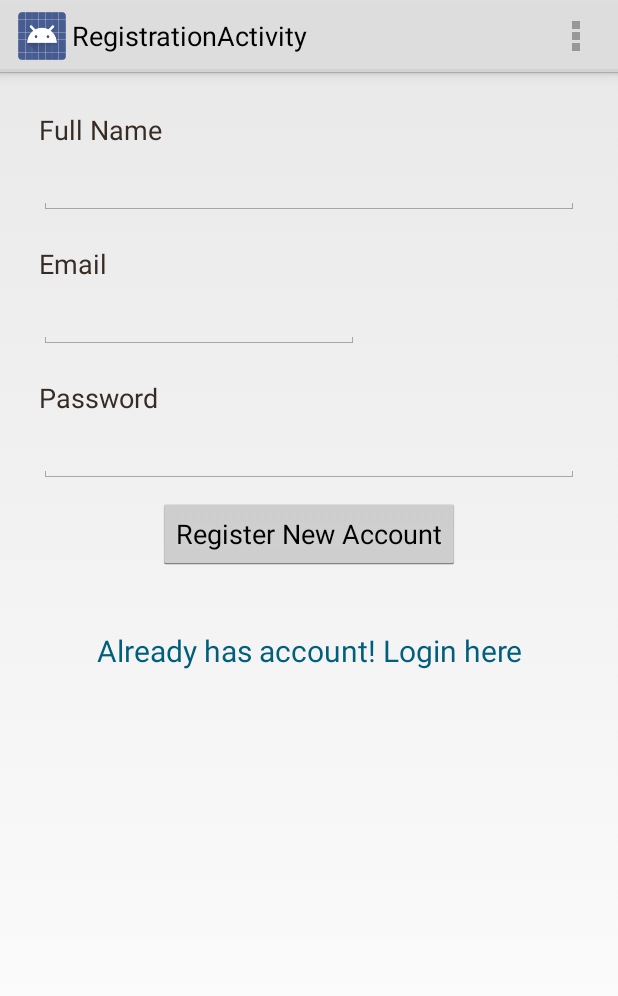
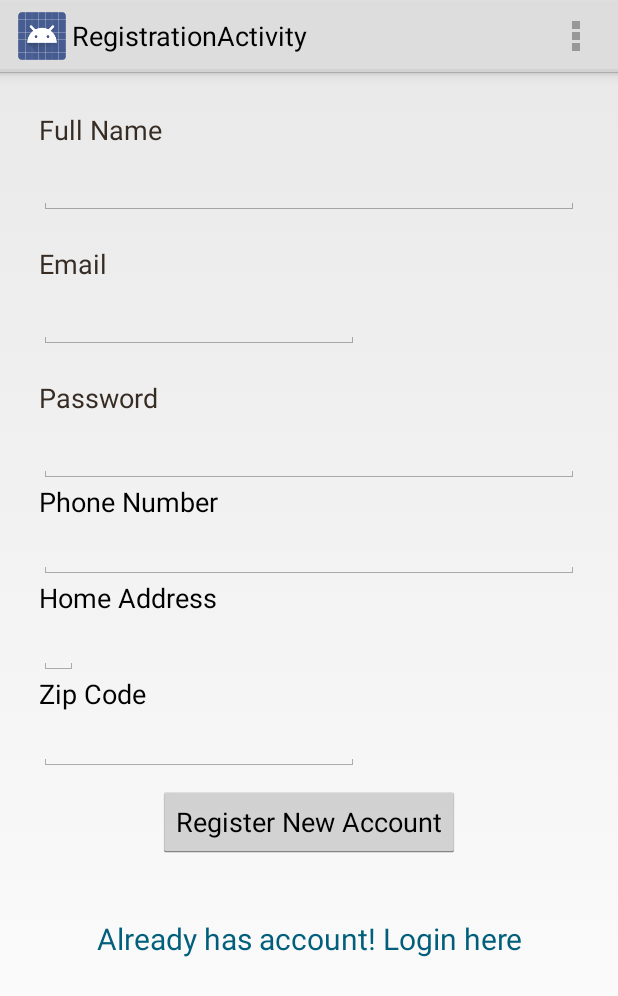
Before and after one commit to Kingram91/SENIOR_PROJECT, an Android app: the RegistrationActivity screen opened directly, with no data from a screen before it, on a phone screen of 412 x 824 dp. Shown: the top 996 px of the screen. Run offline under Robolectric (Android 15) with nearby library versions, the phone set to English and light mode, and no system bars.

```diff
--- a/EventFoundryAndroid/EventFoundry/app/src/main/res/layout/activity_registration.xml
+++ b/EventFoundryAndroid/EventFoundry/app/src/main/res/layout/activity_registration.xml
@@ -13,7 +13,8 @@
         android:layout_width="fill_parent"
         android:layout_height="fill_parent"
         android:layout_alignParentStart="true"
-        android:padding="10dip">
+        android:padding="10dip"
+        android:id="@+id/linearLayout2">
 
         <!-- Full Name Label -->
         <TextView
@@ -72,6 +73,46 @@
             android:singleLine="true"/>
 
         <!-- Register Button -->
+        <TextView
+            android:layout_width="wrap_content"
+            android:layout_height="wrap_content"
+            android:textAppearance="?android:attr/textAppearanceMedium"
+            android:text="Phone Number"
+            android:id="@+id/phoneTextview"/>
+
+        <EditText
+            android:layout_width="match_parent"
+            android:layout_height="wrap_content"
+            android:inputType="phone"
+            android:ems="10"
+            android:id="@+id/phoneEditText" />
+
+        <TextView
+            android:layout_width="wrap_content"
+            android:layout_height="wrap_content"
+            android:textAppearance="?android:attr/textAppearanceMedium"
+            android:text="Home Address"
+            android:id="@+id/homeTextView" />
+
+        <EditText
+            android:layout_width="wrap_content"
+            android:layout_height="wrap_content"
+            android:id="@+id/homeEditText" />
+
+        <TextView
+            android:layout_width="wrap_content"
+            android:layout_height="wrap_content"
+            android:textAppearance="?android:attr/textAppearanceMedium"
+            android:text="Zip Code"
+            android:id="@+id/zipCodeTextView" />
+
+        <EditText
+            android:layout_width="wrap_content"
+            android:layout_height="wrap_content"
+            android:inputType="textPostalAddress"
+            android:ems="10"
+            android:id="@+id/zipCodeEditText" />
+
         <Button
             android:layout_width="wrap_content"
             android:layout_height="wrap_content"
--- /dev/null
+++ b/EventFoundryAndroid/EventFoundry/app/src/main/res/menu/menu_setting.xml
@@ -0,0 +1,6 @@
+<menu xmlns:android="http://schemas.android.com/apk/res/android"
+    xmlns:tools="http://schemas.android.com/tools"
+    tools:context="com.seniorproject.eventfoundry.eventfoundry.SettingActivity">
+    <item android:id="@+id/action_settings" android:title="@string/action_settings"
+        android:orderInCategory="100" android:showAsAction="never" />
+</menu>
--- a/EventFoundryAndroid/EventFoundry/app/src/main/res/values/strings.xml
+++ b/EventFoundryAndroid/EventFoundry/app/src/main/res/values/strings.xml
@@ -15,5 +15,6 @@
     <string name="search_hint">What are you looking for?</string>
     <string name="title_activity_registration">RegistrationActivity</string>
     <string name="hello_world">Hello world!</string>
+    <string name="title_activity_setting">SettingActivity</string>
 
 </resources>
```
Also changed, not shown: EventFoundryAndroid/EventFoundry/app/src/main/AndroidManifest.xml (+17 -5 lines), EventFoundryAndroid/EventFoundry/app/src/main/java/com/seniorproject/eventfoundry/eventfoundry/SettingActivity.java (added, +63 -0 lines), EventFoundryAndroid/EventFoundry/app/src/main/res/layout/activity_setting.xml (added, +150 -0 lines).
